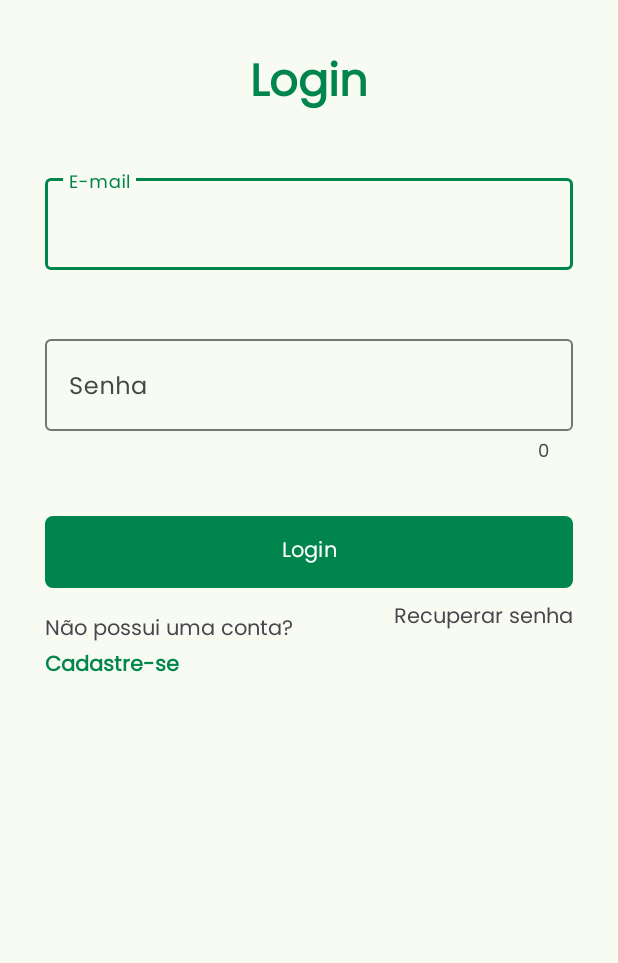
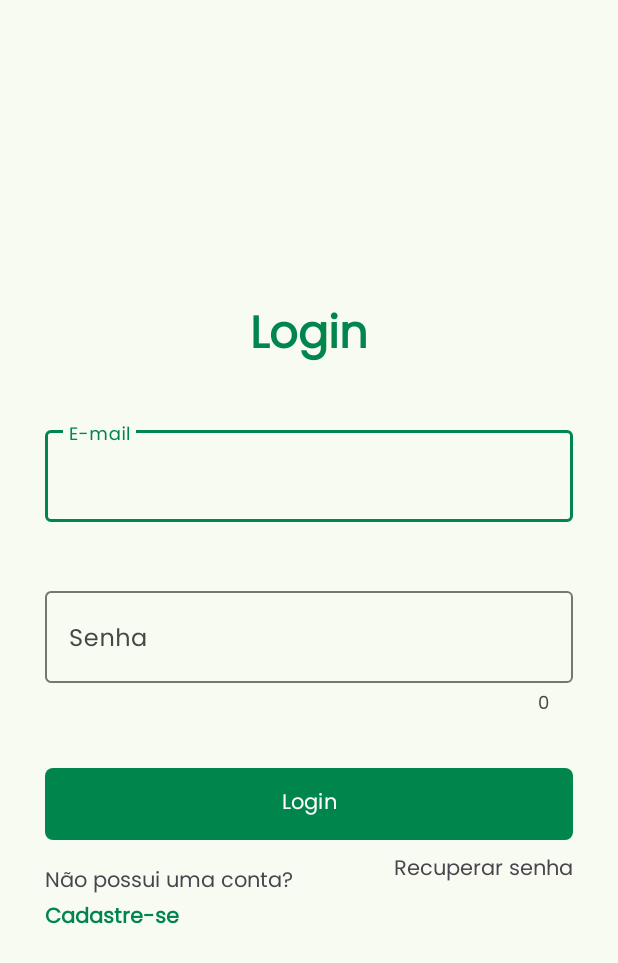
Before and after one commit to cadugoncalvesb/noted, an Android app: the LoginActivity screen opened directly, with no data from a screen before it, on a phone screen of 412 x 824 dp. Shown: the top 963 px of the screen. Run offline under Robolectric (Android 15) with nearby library versions, the phone set to English and light mode, and no system bars; our stand-ins replace Firebase (no records; nobody signed in at launch, a user with empty details on screens opened directly).

Commit message:
Refatorar LoginActivity

```diff
--- a/app/src/main/res/layout/activity_login.xml
+++ b/app/src/main/res/layout/activity_login.xml
@@ -11,7 +11,7 @@
         android:id="@+id/textViewTitulo"
         android:layout_width="wrap_content"
         android:layout_height="wrap_content"
-        android:layout_marginTop="32dp"
+        android:layout_marginTop="200dp"
         android:text="Login"
         android:textSize="30sp"
         android:textStyle="bold"
@@ -103,15 +103,15 @@
 
     <ProgressBar
         android:id="@+id/progressBar"
-        android:visibility="gone"
-        tools:visibility="visible"
         android:layout_width="wrap_content"
         android:layout_height="wrap_content"
         android:layout_marginTop="16dp"
         android:indeterminateTint="@color/md_theme_primary"
+        android:visibility="gone"
         app:layout_constraintEnd_toEndOf="parent"
         app:layout_constraintStart_toStartOf="parent"
-        app:layout_constraintTop_toBottomOf="@+id/textViewCadastrar" />
+        app:layout_constraintTop_toBottomOf="@+id/textViewCadastrar"
+        tools:visibility="visible" />
 
 
 </androidx.constraintlayout.widget.ConstraintLayout>
```
